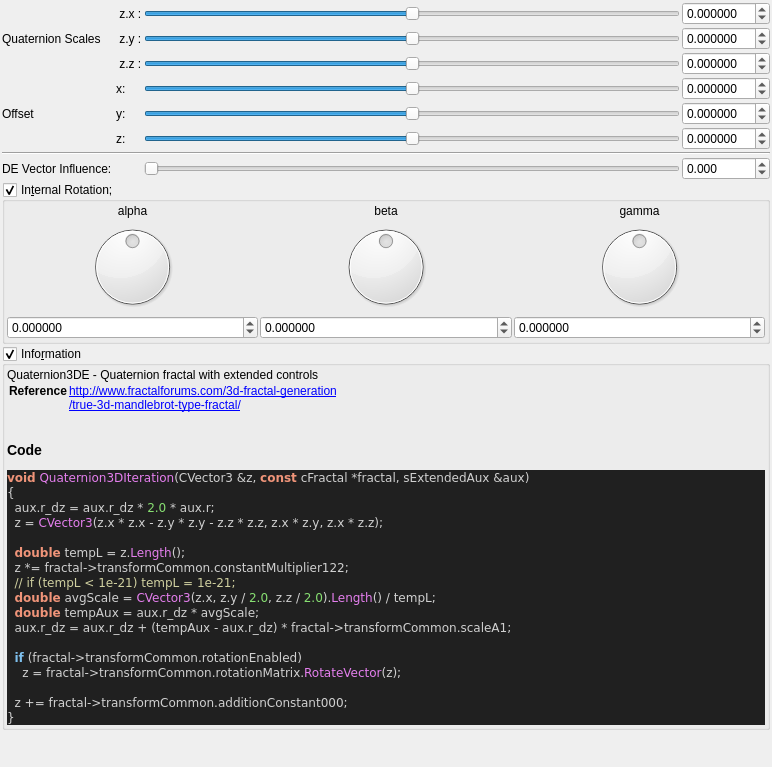
First picture: the form in mandelbulber2/qt_data/fractal_quaternion3D.ui, repository buddhi1980/mandelbulber2, before the edit.
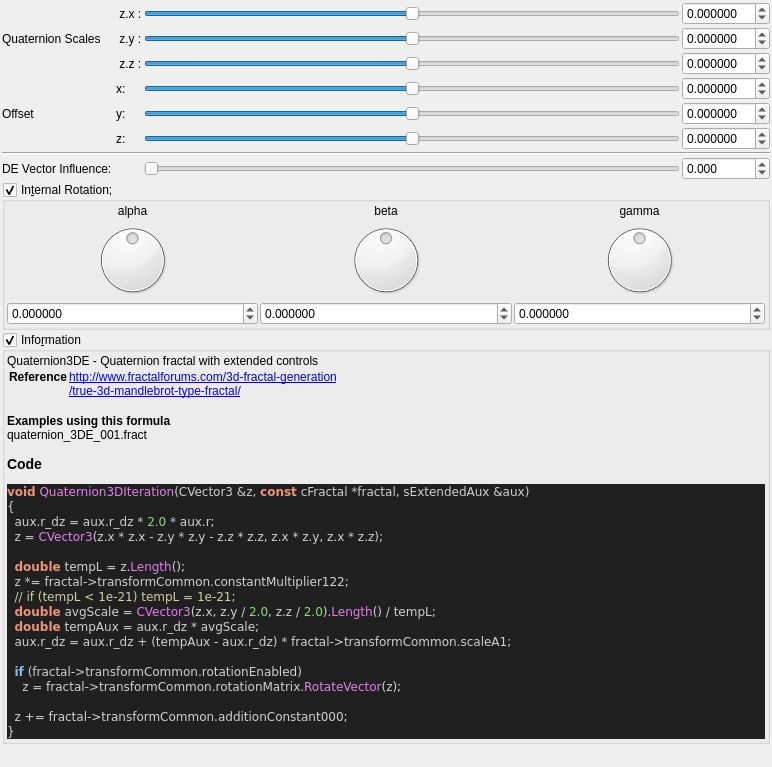
Second picture: the form after the edit. Custom widgets are drawn as their Qt base class.

Commit message:
ui information - added example occurrences
now every formula, which is used in an example file, will display a list
of the example files in the information box. A maximum of 5 occurences is
displayed.
The script also outputs, which formulas do not yet have any example
files.

```diff
--- a/mandelbulber2/qt_data/fractal_quaternion3D.ui
+++ b/mandelbulber2/qt_data/fractal_quaternion3D.ui
@@ -681,7 +681,7 @@
 &lt;a href=&quot;/true-3d-mandlebrot-type-fractal/&quot;&gt;/true-3d-mandlebrot-type-fractal/&lt;br&gt;
 &lt;/td&gt;&lt;/tr&gt;
 &lt;/table&gt;
-&lt;h3&gt;Code&lt;/h3&gt;
+&lt;b&gt;Examples using this formula&lt;/b&gt;&lt;br&gt;quaternion_3DE_001.fract&lt;h3&gt;Code&lt;/h3&gt;
 &lt;body style=&quot;background-color:#202020&quot;&gt;
 &lt;pre style=&quot;color:#d0d0d0; background-color:#202020;  font-family:'Courier New',monospace;&quot;&gt;&lt;span style=&quot;color:#f09479; font-weight:bold&quot;&gt;void&lt;/span&gt; &lt;span style=&quot;color:#e47eed&quot;&gt;Quaternion3DIteration&lt;/span&gt;&lt;span style=&quot;color:#d0d0d0&quot;&gt;(&lt;/span&gt;CVector3 &lt;span style=&quot;color:#d0d0d0&quot;&gt;&amp;amp;&lt;/span&gt;z&lt;span style=&quot;color:#d0d0d0&quot;&gt;,&lt;/span&gt; &lt;span style=&quot;color:#f09479; font-weight:bold&quot;&gt;const&lt;/span&gt; cFractal &lt;span style=&quot;color:#d0d0d0&quot;&gt;*&lt;/span&gt;fractal&lt;span style=&quot;color:#d0d0d0&quot;&gt;,&lt;/span&gt; sExtendedAux &lt;span style=&quot;color:#d0d0d0&quot;&gt;&amp;amp;&lt;/span&gt;aux&lt;span style=&quot;color:#d0d0d0&quot;&gt;)&lt;/span&gt;
 &lt;span style=&quot;color:#d0d0d0&quot;&gt;{&lt;/span&gt;
```
The commit also changes 59 other files.
